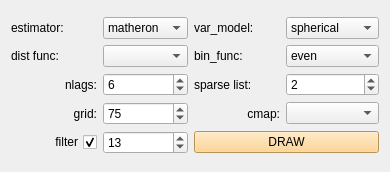
First picture: the form in qt/draw_map_form.ui, repository idergunoff/geovel_1.0, before the edit.
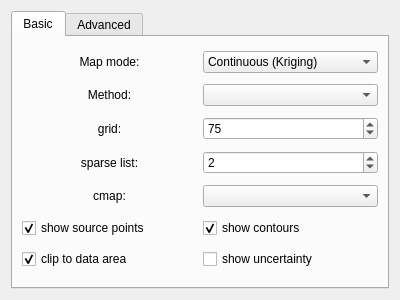
Second picture: the form after the edit.

Commit message: upgrade draw map form

Patch:
```diff
--- a/qt/draw_map_form.ui
+++ b/qt/draw_map_form.ui
@@ -6,198 +6,45 @@
    <rect>
     <x>0</x>
     <y>0</y>
-    <width>390</width>
-    <height>172</height>
+    <width>400</width>
+    <height>300</height>
    </rect>
   </property>
   <property name="windowTitle">
    <string>Draw Map Form</string>
   </property>
-  <layout class="QGridLayout" name="gridLayout_2">
-   <item row="0" column="0">
     <layout class="QGridLayout" name="gridLayout">
      <item row="0" column="0">
-      <widget class="QLabel" name="label_3">
-       <property name="text">
-        <string>estimator:</string>
-       </property>
-      </widget>
-     </item>
-     <item row="0" column="1">
-      <widget class="QComboBox" name="comboBox_estimator">
-       <item>
+    <widget class="QTabWidget" name="tabWidget">
+     <property name="currentIndex">
+      <number>0</number>
+     </property>
+     <widget class="QWidget" name="tab_basic">
+      <attribute name="title">
+       <string>Basic</string>
+      </attribute>
+      <layout class="QGridLayout" name="gridLayout_2">
+       <item row="0" column="0">
+        <widget class="QLabel" name="label">
         <property name="text">
-         <string>matheron</string>
-        </property>
-       </item>
-       <item>
-        <property name="text">
-         <string>cressie</string>
-        </property>
-       </item>
-       <item>
-        <property name="text">
-         <string>dowd</string>
-        </property>
-       </item>
-       <item>
-        <property name="text">
-         <string>minmax</string>
-        </property>
-       </item>
-       <item>
-        <property name="text">
-         <string>entropy</string>
-        </property>
-       </item>
-      </widget>
-     </item>
-     <item row="0" column="2">
-      <widget class="QLabel" name="label_27">
-       <property name="text">
-        <string>var_model:</string>
-       </property>
-      </widget>
-     </item>
-     <item row="0" column="3">
-      <widget class="QComboBox" name="comboBox_var_model">
-       <item>
-        <property name="text">
-         <string>spherical</string>
-        </property>
-       </item>
-       <item>
-        <property name="text">
-         <string>exponential</string>
-        </property>
-       </item>
-       <item>
-        <property name="text">
-         <string>gaussian</string>
-        </property>
-       </item>
-       <item>
-        <property name="text">
-         <string>cubic</string>
-        </property>
-       </item>
-       <item>
-        <property name="text">
-         <string>stable</string>
-        </property>
-       </item>
-       <item>
-        <property name="text">
-         <string>matern</string>
-        </property>
-       </item>
-       <item>
-        <property name="text">
-         <string>nugget</string>
-        </property>
-       </item>
-      </widget>
-     </item>
-     <item row="1" column="0">
-      <widget class="QLabel" name="label_4">
-       <property name="text">
-        <string>dist func:</string>
-       </property>
-      </widget>
-     </item>
-     <item row="1" column="1">
-      <widget class="QComboBox" name="comboBox_dist_func"/>
-     </item>
-     <item row="1" column="2">
-      <widget class="QLabel" name="label_5">
-       <property name="text">
-        <string>bin_func:</string>
-       </property>
-      </widget>
-     </item>
-     <item row="1" column="3">
-      <widget class="QComboBox" name="comboBox_bin_func">
-       <item>
-        <property name="text">
-         <string>even</string>
-        </property>
-       </item>
-       <item>
-        <property name="text">
-         <string>uniform</string>
-        </property>
-       </item>
-       <item>
-        <property name="text">
-         <string>fd</string>
-        </property>
-       </item>
-       <item>
-        <property name="text">
-         <string>sturges</string>
-        </property>
-       </item>
-       <item>
-        <property name="text">
-         <string>scott</string>
-        </property>
-       </item>
-       <item>
-        <property name="text">
-         <string>doane</string>
-        </property>
-       </item>
-       <item>
-        <property name="text">
-         <string>sqrt</string>
-        </property>
-       </item>
-       <item>
-        <property name="text">
-         <string>kmeans</string>
-        </property>
-       </item>
-       <item>
-        <property name="text">
-         <string>ward</string>
-        </property>
-       </item>
-      </widget>
-     </item>
-     <item row="2" column="0">
-      <widget class="QLabel" name="label_28">
-       <property name="toolTip">
-        <string>Количество ячеек усреднения для вариограммы</string>
-       </property>
-       <property name="text">
-        <string>nlags:</string>
+          <string>Map mode:</string>
        </property>
        <property name="alignment">
-        <set>Qt::AlignRight|Qt::AlignTrailing|Qt::AlignVCenter</set>
+          <set>Qt::AlignCenter</set>
        </property>
       </widget>
      </item>
-     <item row="2" column="1">
-      <widget class="QSpinBox" name="spinBox_nlags">
-       <property name="minimum">
-        <number>1</number>
-       </property>
-       <property name="maximum">
-        <number>1000</number>
-       </property>
-       <property name="value">
-        <number>6</number>
-       </property>
-      </widget>
-     </item>
-     <item row="2" column="2">
+       <item row="3" column="0">
       <widget class="QLabel" name="label_6">
        <property name="text">
         <string>sparse list:</string>
        </property>
-      </widget>
-     </item>
-     <item row="2" column="3">
+         <property name="alignment">
+          <set>Qt::AlignCenter</set>
+         </property>
+        </widget>
+       </item>
+       <item row="3" column="1">
       <widget class="QSpinBox" name="spinBox_sparse">
        <property name="minimum">
         <number>1</number>
@@ -210,20 +57,17 @@
        </property>
       </widget>
      </item>
-     <item row="3" column="0">
-      <widget class="QLabel" name="label_2">
-       <property name="layoutDirection">
-        <enum>Qt::LeftToRight</enum>
-       </property>
+       <item row="5" column="1">
+        <widget class="QCheckBox" name="checkBox_show_contours">
        <property name="text">
-        <string>grid:</string>
-       </property>
-       <property name="alignment">
-        <set>Qt::AlignRight|Qt::AlignTrailing|Qt::AlignVCenter</set>
+          <string>show contours</string>
+         </property>
+         <property name="checked">
+          <bool>true</bool>
        </property>
       </widget>
      </item>
-     <item row="3" column="1">
+       <item row="2" column="1">
       <widget class="QSpinBox" name="spinBox_grid">
        <property name="toolTip">
         <string>Размер сетки</string>
@@ -239,59 +83,94 @@
        </property>
       </widget>
      </item>
-     <item row="3" column="2">
-      <widget class="QLabel" name="label">
+       <item row="2" column="0">
+        <widget class="QLabel" name="label_3">
+         <property name="layoutDirection">
+          <enum>Qt::LeftToRight</enum>
+         </property>
        <property name="text">
-        <string>cmap:</string>
+          <string>grid:</string>
        </property>
        <property name="alignment">
-        <set>Qt::AlignRight|Qt::AlignTrailing|Qt::AlignVCenter</set>
+          <set>Qt::AlignCenter</set>
        </property>
       </widget>
      </item>
-     <item row="3" column="3">
-      <widget class="QComboBox" name="comboBox_cmap"/>
+       <item row="5" column="0">
+        <widget class="QCheckBox" name="checkBox_show_points">
+         <property name="text">
+          <string>show source points</string>
+         </property>
+         <property name="checked">
+          <bool>true</bool>
+         </property>
+        </widget>
+       </item>
+       <item row="1" column="0">
+        <widget class="QLabel" name="label_2">
+         <property name="text">
+          <string>Method:</string>
+         </property>
+         <property name="alignment">
+          <set>Qt::AlignCenter</set>
+         </property>
+        </widget>
+       </item>
+       <item row="1" column="1">
+        <widget class="QComboBox" name="comboBox_interp_method"/>
      </item>
      <item row="4" column="0">
-      <widget class="QCheckBox" name="checkBox_filt">
-       <property name="contextMenuPolicy">
-        <enum>Qt::PreventContextMenu</enum>
-       </property>
-       <property name="layoutDirection">
-        <enum>Qt::RightToLeft</enum>
-       </property>
+        <widget class="QLabel" name="label_4">
+         <property name="text">
+          <string>cmap:</string>
+         </property>
+         <property name="alignment">
+          <set>Qt::AlignCenter</set>
+         </property>
+        </widget>
+       </item>
+       <item row="0" column="1">
+        <widget class="QComboBox" name="comboBox_map_mode">
+         <item>
        <property name="text">
-        <string>filter</string>
-       </property>
-       <property name="checked">
-        <bool>true</bool>
-       </property>
+           <string>Continuous (Kriging)</string>
+          </property>
+         </item>
+         <item>
+          <property name="text">
+           <string>Categorical (Cluster)</string>
+          </property>
+         </item>
       </widget>
      </item>
      <item row="4" column="1">
-      <widget class="QSpinBox" name="spinBox_filt">
-       <property name="minimum">
-        <number>5</number>
-       </property>
-       <property name="singleStep">
-        <number>2</number>
-       </property>
-       <property name="value">
-        <number>13</number>
+        <widget class="QComboBox" name="comboBox_cmap"/>
+       </item>
+       <item row="6" column="0">
+        <widget class="QCheckBox" name="checkBox_clip_to_hull">
+         <property name="text">
+          <string>clip to data area</string>
+         </property>
+         <property name="checked">
+          <bool>true</bool>
        </property>
       </widget>
      </item>
-     <item row="4" column="2" colspan="2">
-      <widget class="QPushButton" name="pushButton_map">
-       <property name="styleSheet">
-        <string notr="true">background-color: rgb(255, 204, 121);</string>
-       </property>
+       <item row="6" column="1">
+        <widget class="QCheckBox" name="checkBox_2">
        <property name="text">
-        <string>DRAW</string>
+          <string>show uncertainty</string>
        </property>
       </widget>
      </item>
     </layout>
+     </widget>
+     <widget class="QWidget" name="tab_advanced">
+      <attribute name="title">
+       <string>Advanced</string>
+      </attribute>
+     </widget>
+    </widget>
    </item>
   </layout>
  </widget>
```
Left out of the diff: 6 changed lines with no effect on the pictures. Lines whose indentation alone changed are shown as unchanged. The commit also changes 3 other files.
